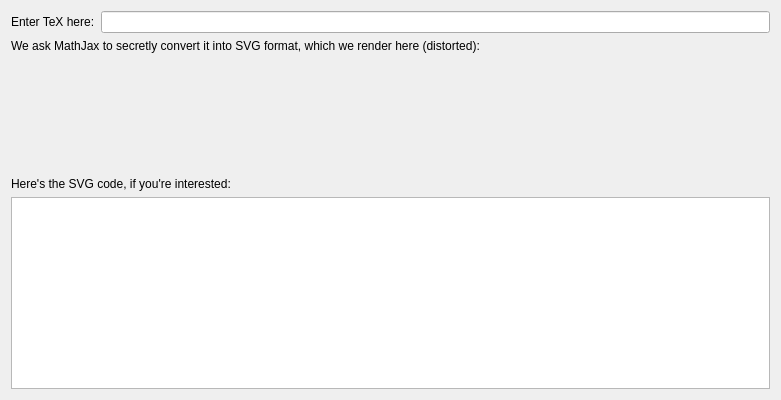
Old version of the form example/mainwindow.ui in the repository nathancarter/qtmathjax.
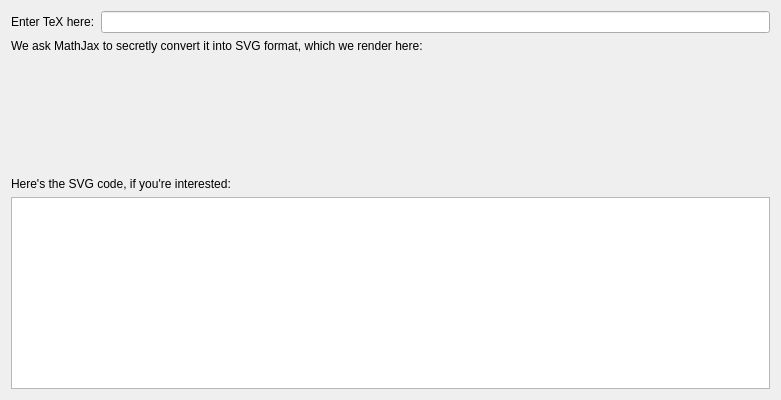
New version of the form.

Commit message: Tweaking example app's UI and updating screenshot

Patch:
```diff
--- a/example/mainwindow.ui
+++ b/example/mainwindow.ui
@@ -32,7 +32,7 @@
     <item>
      <widget class="QLabel" name="label_3">
       <property name="text">
-       <string>We ask MathJax to secretly convert it into SVG format, which we render here (distorted):</string>
+       <string>We ask MathJax to secretly convert it into SVG format, which we render here:</string>
       </property>
      </widget>
     </item>
```
The commit also changes 2 other files.
